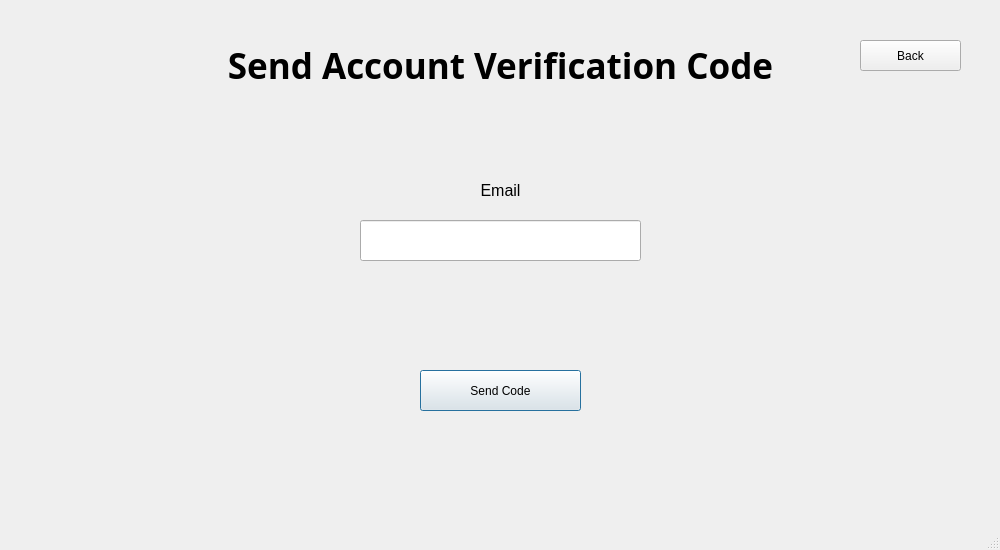
Qt form Main/client/gui/ui/send_verification.ui (SuperName3102/Final-Project) before a commit.
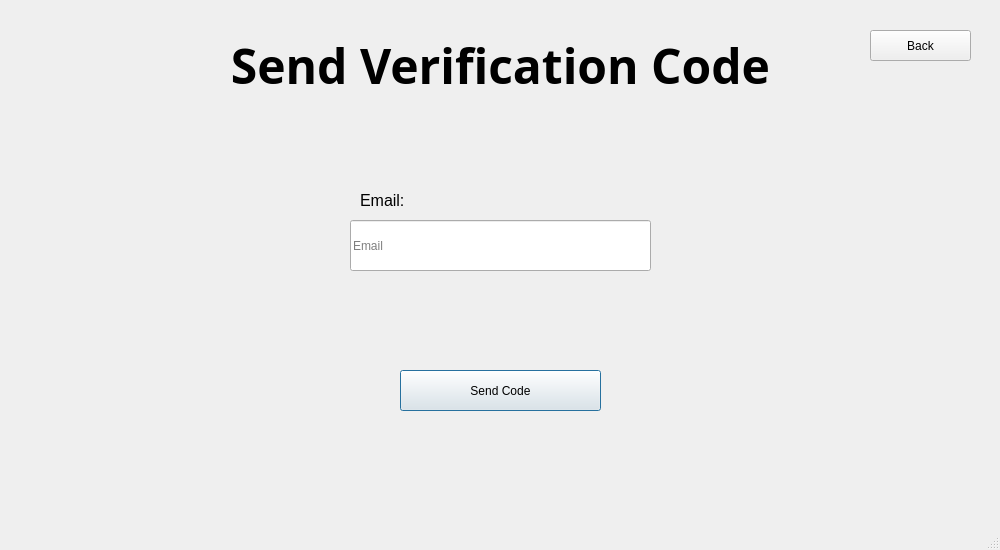
The same form after that commit.

```diff
--- a/Main/client/gui/ui/send_verification.ui
+++ b/Main/client/gui/ui/send_verification.ui
@@ -20,16 +20,16 @@
    <widget class="QLabel" name="label">
     <property name="geometry">
      <rect>
-      <x>220</x>
+      <x>80</x>
       <y>40</y>
-      <width>561</width>
+      <width>841</width>
       <height>51</height>
      </rect>
     </property>
     <property name="font">
      <font>
       <family>Trebuchet MS</family>
-      <pointsize>26</pointsize>
+      <pointsize>36</pointsize>
       <bold>true</bold>
      </font>
     </property>
@@ -53,7 +53,7 @@
 }</string>
     </property>
     <property name="text">
-     <string>Send Account Verification Code</string>
+     <string>Send Verification Code</string>
     </property>
     <property name="scaledContents">
      <bool>true</bool>
@@ -76,37 +76,40 @@
    <widget class="QLineEdit" name="email">
     <property name="geometry">
      <rect>
-      <x>360</x>
+      <x>350</x>
       <y>220</y>
-      <width>281</width>
-      <height>41</height>
+      <width>301</width>
+      <height>51</height>
      </rect>
     </property>
     <property name="alignment">
-     <set>Qt::AlignmentFlag::AlignCenter</set>
+     <set>Qt::AlignmentFlag::AlignLeading|Qt::AlignmentFlag::AlignLeft|Qt::AlignmentFlag::AlignVCenter</set>
+    </property>
+    <property name="placeholderText">
+     <string>Email</string>
     </property>
    </widget>
    <widget class="QLabel" name="email_label">
     <property name="geometry">
      <rect>
-      <x>430</x>
-      <y>180</y>
-      <width>141</width>
+      <x>360</x>
+      <y>190</y>
+      <width>211</width>
       <height>21</height>
      </rect>
     </property>
     <property name="text">
-     <string>&lt;html&gt;&lt;head/&gt;&lt;body&gt;&lt;p&gt;&lt;span style=&quot; font-size:12pt;&quot;&gt;Email&lt;/span&gt;&lt;/p&gt;&lt;/body&gt;&lt;/html&gt;</string>
+     <string>&lt;html&gt;&lt;head/&gt;&lt;body&gt;&lt;p&gt;&lt;span style=&quot; font-size:12pt;&quot;&gt;Email:&lt;/span&gt;&lt;/p&gt;&lt;/body&gt;&lt;/html&gt;</string>
     </property>
     <property name="alignment">
-     <set>Qt::AlignmentFlag::AlignCenter</set>
+     <set>Qt::AlignmentFlag::AlignLeading|Qt::AlignmentFlag::AlignLeft|Qt::AlignmentFlag::AlignVCenter</set>
     </property>
    </widget>
    <widget class="QPushButton" name="back_button">
     <property name="geometry">
      <rect>
-      <x>860</x>
-      <y>40</y>
+      <x>870</x>
+      <y>30</y>
       <width>101</width>
       <height>31</height>
      </rect>
@@ -127,9 +130,9 @@
    <widget class="QPushButton" name="send_code_button">
     <property name="geometry">
      <rect>
-      <x>420</x>
+      <x>400</x>
       <y>370</y>
-      <width>161</width>
+      <width>201</width>
       <height>41</height>
      </rect>
     </property>
```
Left out of the diff: 2 changed lines with no effect on the pictures.
